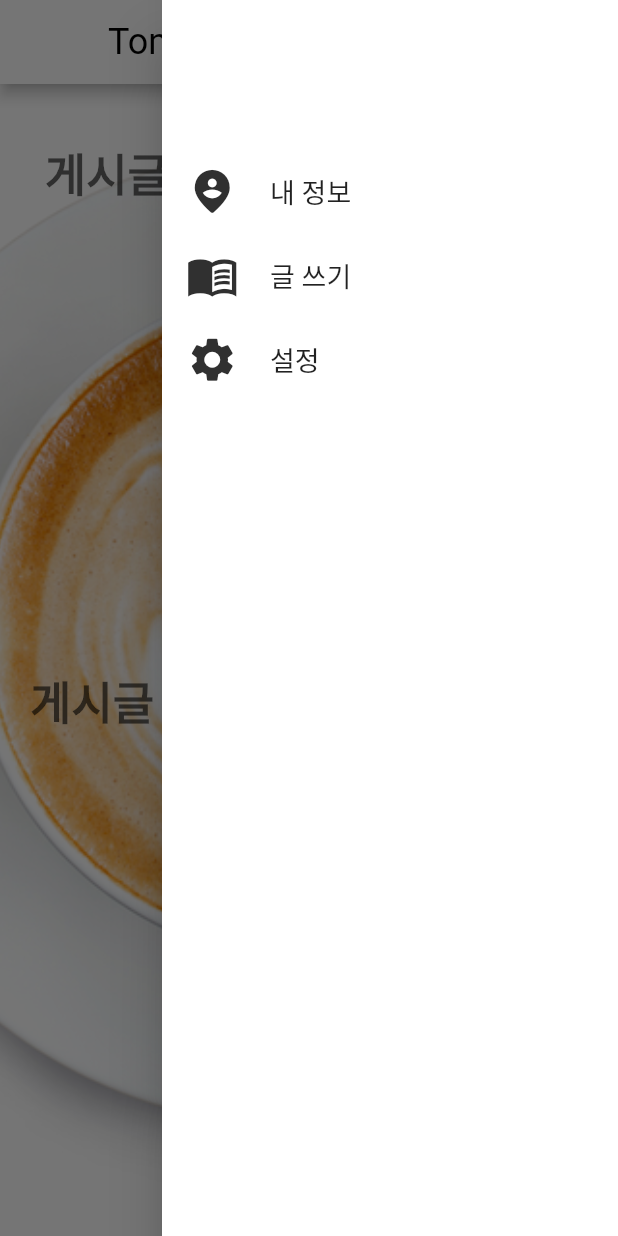
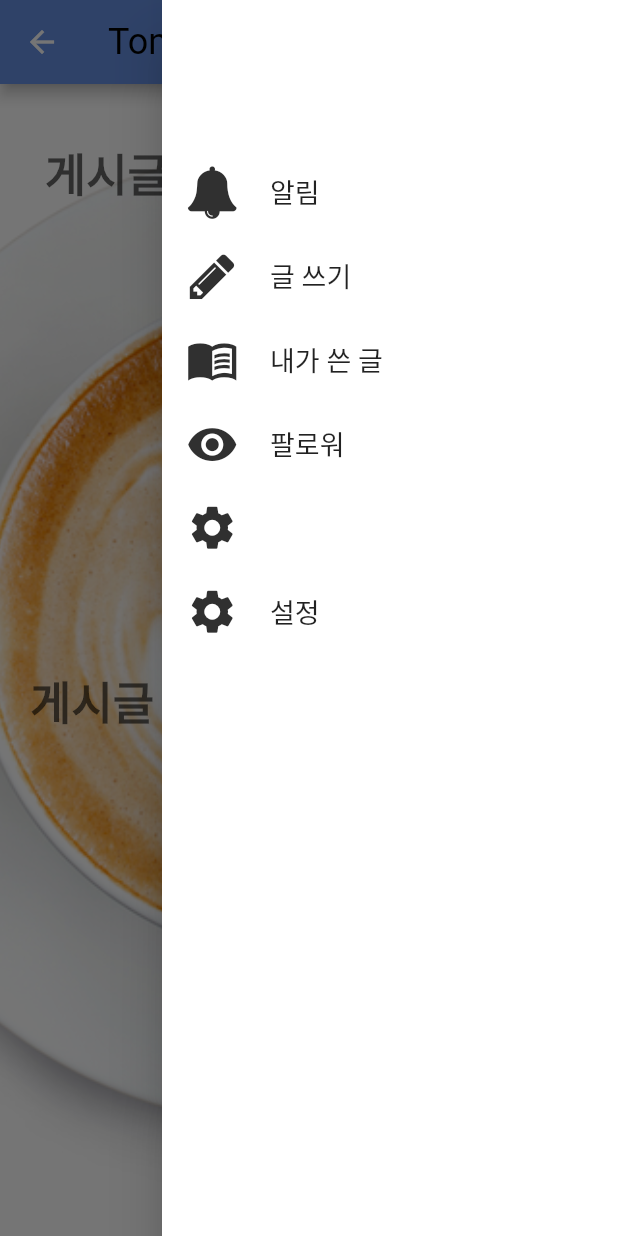
Before and after one commit to sleeg00/Tomorrow, a Flutter app: the Post screen opened directly, with the side drawer open, on a phone screen of 412 x 824 dp. Run offline on Flutter 3.47's test engine with Material 2 defaults, Android fonts, the phone set to English and light mode, and no system bars; our stand-ins replace flutter_secure_storage, get; accounts and stored records are empty.

Commit message:
feat: Infinity_page_nation -> 백 연동 및 코드베이스 작성

```diff
--- a/Tomorrow:Flutter/config.json
+++ b/Tomorrow:Flutter/config.json
@@ -161,6 +161,12 @@
       "css": "pencil-1",
       "code": 59415,
       "src": "linearicons"
+    },
+    {
+      "uid": "671f29fa10dda08074a4c6a341bb4f39",
+      "css": "bell-alt",
+      "code": 61683,
+      "src": "fontawesome"
     }
   ]
 }
--- /dev/null
+++ b/Tomorrow:Flutter/lib/Model/post.dart
@@ -0,0 +1,18 @@
+class Post {
+  final int? id;
+  final String? title;
+  final String? content;
+
+  Post({this.content, this.id, this.title});
+
+  @override
+  String toString() => 'Post { id: $id }';
+
+  factory Post.fromJson(Map<String, dynamic> json) {
+    return Post(
+      id: json['post_id'],
+      title: json['title'],
+      content: json['content'],
+    );
+  }
+}
--- a/Tomorrow:Flutter/lib/my_flutter_app_icons.dart
+++ b/Tomorrow:Flutter/lib/my_flutter_app_icons.dart
@@ -37,30 +37,58 @@ class MyFlutterApp {
   static const _kFontFam = 'MyFlutterApp';
   static const String? _kFontPkg = null;
 
-  static const IconData add_to_photos = IconData(0xe800, fontFamily: _kFontFam, fontPackage: _kFontPkg);
-  static const IconData border_color = IconData(0xe801, fontFamily: _kFontFam, fontPackage: _kFontPkg);
-  static const IconData arrow_forward = IconData(0xe802, fontFamily: _kFontFam, fontPackage: _kFontPkg);
-  static const IconData arrow_back = IconData(0xe803, fontFamily: _kFontFam, fontPackage: _kFontPkg);
-  static const IconData arrow_upward = IconData(0xe804, fontFamily: _kFontFam, fontPackage: _kFontPkg);
-  static const IconData arrow_downward = IconData(0xe805, fontFamily: _kFontFam, fontPackage: _kFontPkg);
-  static const IconData cached = IconData(0xe806, fontFamily: _kFontFam, fontPackage: _kFontPkg);
-  static const IconData contact_mail = IconData(0xe807, fontFamily: _kFontFam, fontPackage: _kFontPkg);
-  static const IconData lock = IconData(0xe808, fontFamily: _kFontFam, fontPackage: _kFontPkg);
-  static const IconData lock_open = IconData(0xe809, fontFamily: _kFontFam, fontPackage: _kFontPkg);
-  static const IconData visibility_off = IconData(0xe80a, fontFamily: _kFontFam, fontPackage: _kFontPkg);
-  static const IconData visibility = IconData(0xe80b, fontFamily: _kFontFam, fontPackage: _kFontPkg);
-  static const IconData emo_surprised = IconData(0xe80c, fontFamily: _kFontFam, fontPackage: _kFontPkg);
-  static const IconData emo_tongue = IconData(0xe80d, fontFamily: _kFontFam, fontPackage: _kFontPkg);
-  static const IconData emo_happy = IconData(0xe80e, fontFamily: _kFontFam, fontPackage: _kFontPkg);
-  static const IconData emo_wink = IconData(0xe80f, fontFamily: _kFontFam, fontPackage: _kFontPkg);
-  static const IconData emo_unhappy = IconData(0xe810, fontFamily: _kFontFam, fontPackage: _kFontPkg);
-  static const IconData emo_sleep = IconData(0xe811, fontFamily: _kFontFam, fontPackage: _kFontPkg);
-  static const IconData emo_thumbsup = IconData(0xe812, fontFamily: _kFontFam, fontPackage: _kFontPkg);
-  static const IconData emo_coffee = IconData(0xe813, fontFamily: _kFontFam, fontPackage: _kFontPkg);
-  static const IconData emo_angry = IconData(0xe814, fontFamily: _kFontFam, fontPackage: _kFontPkg);
-  static const IconData pencil = IconData(0xe815, fontFamily: _kFontFam, fontPackage: _kFontPkg);
-  static const IconData search = IconData(0xe816, fontFamily: _kFontFam, fontPackage: _kFontPkg);
-  static const IconData pencil_1 = IconData(0xe817, fontFamily: _kFontFam, fontPackage: _kFontPkg);
-  static const IconData paper_plane = IconData(0xf1d8, fontFamily: _kFontFam, fontPackage: _kFontPkg);
-  static const IconData paper_plane_empty = IconData(0xf1d9, fontFamily: _kFontFam, fontPackage: _kFontPkg);
+  static const IconData add_to_photos =
+      IconData(0xe800, fontFamily: _kFontFam, fontPackage: _kFontPkg);
+  static const IconData border_color =
+      IconData(0xe801, fontFamily: _kFontFam, fontPackage: _kFontPkg);
+  static const IconData arrow_forward =
+      IconData(0xe802, fontFamily: _kFontFam, fontPackage: _kFontPkg);
+  static const IconData arrow_back =
+      IconData(0xe803, fontFamily: _kFontFam, fontPackage: _kFontPkg);
+  static const IconData arrow_upward =
+      IconData(0xe804, fontFamily: _kFontFam, fontPackage: _kFontPkg);
+  static const IconData arrow_downward =
+      IconData(0xe805, fontFamily: _kFontFam, fontPackage: _kFontPkg);
+  static const IconData cached =
+      IconData(0xe806, fontFamily: _kFontFam, fontPackage: _kFontPkg);
+  static const IconData contact_mail =
+      IconData(0xe807, fontFamily: _kFontFam, fontPackage: _kFontPkg);
+  static const IconData lock =
+      IconData(0xe808, fontFamily: _kFontFam, fontPackage: _kFontPkg);
+  static const IconData lock_open =
+      IconData(0xe809, fontFamily: _kFontFam, fontPackage: _kFontPkg);
+  static const IconData visibility_off =
+      IconData(0xe80a, fontFamily: _kFontFam, fontPackage: _kFontPkg);
+  static const IconData visibility =
+      IconData(0xe80b, fontFamily: _kFontFam, fontPackage: _kFontPkg);
+  static const IconData emo_surprised =
+      IconData(0xe80c, fontFamily: _kFontFam, fontPackage: _kFontPkg);
+  static const IconData emo_tongue =
+      IconData(0xe80d, fontFamily: _kFontFam, fontPackage: _kFontPkg);
+  static const IconData emo_happy =
+      IconData(0xe80e, fontFamily: _kFontFam, fontPackage: _kFontPkg);
+  static const IconData emo_wink =
+      IconData(0xe80f, fontFamily: _kFontFam, fontPackage: _kFontPkg);
+  static const IconData emo_unhappy =
+      IconData(0xe810, fontFamily: _kFontFam, fontPackage: _kFontPkg);
+  static const IconData emo_sleep =
+      IconData(0xe811, fontFamily: _kFontFam, fontPackage: _kFontPkg);
+  static const IconData emo_thumbsup =
+      IconData(0xe812, fontFamily: _kFontFam, fontPackage: _kFontPkg);
+  static const IconData emo_coffee =
+      IconData(0xe813, fontFamily: _kFontFam, fontPackage: _kFontPkg);
+  static const IconData emo_angry =
+      IconData(0xe814, fontFamily: _kFontFam, fontPackage: _kFontPkg);
+  static const IconData pencil =
+      IconData(0xe815, fontFamily: _kFontFam, fontPackage: _kFontPkg);
+  static const IconData search =
+      IconData(0xe816, fontFamily: _kFontFam, fontPackage: _kFontPkg);
+  static const IconData pencil_1 =
+      IconData(0xe817, fontFamily: _kFontFam, fontPackage: _kFontPkg);
+  static const IconData paper_plane =
+      IconData(0xf1d8, fontFamily: _kFontFam, fontPackage: _kFontPkg);
+  static const IconData paper_plane_empty =
+      IconData(0xf1d9, fontFamily: _kFontFam, fontPackage: _kFontPkg);
+  static const IconData menu_alert_icon =
+      IconData(0xf0f3, fontFamily: _kFontFam, fontPackage: _kFontPkg);
 }
--- a/Tomorrow:Flutter/lib/screen/post.dart
+++ b/Tomorrow:Flutter/lib/screen/post.dart
@@ -28,6 +28,7 @@ Future<int> write(String content, String title, String emoticon,
       'emoticon': emoticon,
     }),
   );
+
   if (response.statusCode == 200) {
     const storage = FlutterSecureStorage();
     Map<String, String> m = response.headers;
@@ -38,7 +39,8 @@ Future<int> write(String content, String title, String emoticon,
     }
     return response.statusCode;
   } else {
-    return response.statusCode;
+    print("${response.statusCode}");
+    return 400;
   }
 }
 
@@ -92,7 +94,7 @@ class _PostState extends State<Post> {
           resizeToAvoidBottomInset: false,
           appBar: AppBar(
             key: key,
-            backgroundColor: Colors.white,
+            backgroundColor: const Color.fromARGB(255, 102, 144, 227),
             title: const Text('Tomorrow'),
             titleTextStyle: const TextStyle(color: Colors.black, fontSize: 24),
             actions: [
--- a/Tomorrow:Flutter/lib/screen/start.dart
+++ b/Tomorrow:Flutter/lib/screen/start.dart
@@ -2,6 +2,9 @@ import 'package:flutter/material.dart';
 import 'dart:math';
 
 import 'package:tomorrow/screen/post.dart';
+
+import '../my_flutter_app_icons.dart';
+import 'mywrite.dart';
 
 class Start extends StatelessWidget {
   const Start({super.key});
@@ -16,7 +19,7 @@ class Start extends StatelessWidget {
         resizeToAvoidBottomInset: false, // 키보드가 올라와도 배경 이미지가 밀려 올라가지 않도록
         appBar: AppBar(
           key: key,
-          backgroundColor: Colors.white,
+          backgroundColor: const Color.fromARGB(255, 102, 144, 227),
           title: const Text('Tomorrow'),
           titleTextStyle: const TextStyle(color: Colors.black, fontSize: 24),
           actions: [
@@ -67,21 +70,21 @@ class Menu extends StatelessWidget {
           ListTile(
             leading: Icon(
               size: 35,
-              Icons.person_pin_circle_rounded,
+              MyFlutterApp.menu_alert_icon,
               color: Colors.grey[850],
             ),
             title: const Text(
-              '내 정보',
+              '알림',
               style: TextStyle(fontSize: 18),
             ),
             onTap: () {
-              print('home!');
+              print("알림");
             },
           ),
           ListTile(
             leading: Icon(
               size: 35,
-              Icons.menu_book_sharp,
+              MyFlutterApp.pencil,
               color: Colors.grey[850],
             ),
             title: const Text(
@@ -92,9 +95,56 @@ class Menu extends StatelessWidget {
               Navigator.push(
                 context,
                 MaterialPageRoute(
-                  builder: (context) => Post(),
+                  builder: (context) => const Post(),
                 ),
               );
+            },
+          ),
+          ListTile(
+            leading: Icon(
+              size: 35,
+              Icons.menu_book_sharp,
+              color: Colors.grey[850],
+            ),
+            title: const Text(
+              '내가 쓴 글',
+              style: TextStyle(fontSize: 18),
+            ),
+            onTap: () {
+              Navigator.push(
+                context,
+                MaterialPageRoute(
+                  builder: (context) => MyWrite(),
+                ),
+              );
+            },
+          ),
+          ListTile(
+            leading: Icon(
+              size: 35,
+              MyFlutterApp.visibility,
+              color: Colors.grey[850],
+            ),
+            title: const Text(
+              '팔로워',
+              style: TextStyle(fontSize: 18),
+            ),
+            onTap: () {
+              print('Settings');
+            },
+          ),
+          ListTile(
+            leading: Icon(
+              size: 35,
+              Icons.settings,
+              color: Colors.grey[850],
+            ),
+            title: const Text(
+              '',
+              style: TextStyle(fontSize: 18),
+            ),
+            onTap: () {
+              print('Settings');
             },
           ),
           ListTile(
@@ -110,7 +160,7 @@ class Menu extends StatelessWidget {
             onTap: () {
               print('Settings');
             },
-          )
+          ),
         ],
       ),
     );
--- a/Tomorrow:Flutter/pubspec.yaml
+++ b/Tomorrow:Flutter/pubspec.yaml
@@ -29,13 +29,19 @@ environment:
 # the latest version available on pub.dev. To see which dependencies have newer
 # versions available, run `flutter pub outdated`.
 dependencies:
+  english_words: ^4.0.0
   flutter:
     sdk: flutter
   # The following adds the Cupertino Icons font to your application.
   # Use with the CupertinoIcons class for iOS style icons.
+  cupertino_icons: ^1.0.0
   flutter_secure_storage: ^7.0.1
   http: "0.13.5"
   shared_preferences: ^2.0.17
+  bloc: ^8.1.0
+  rxdart: ^0.27.7
+  infinite_scroll_pagination: ^3.2.0
+  get: ^4.1.4
 
 
 dev_dependencies:
```
Also changed, not shown: Tomorrow:Flutter/lib/main.dart (+5 -3 lines), Tomorrow:Flutter/lib/my_scroll_controller.dart (added, +91 -0 lines), Tomorrow:Flutter/lib/screen/mywrite.dart (added, +94 -0 lines), Tomorrow:Flutter/assets/fonts/MyFlutterApp.ttf, Tomorrow:Flutter/pubspec.lock, 1 other file.
